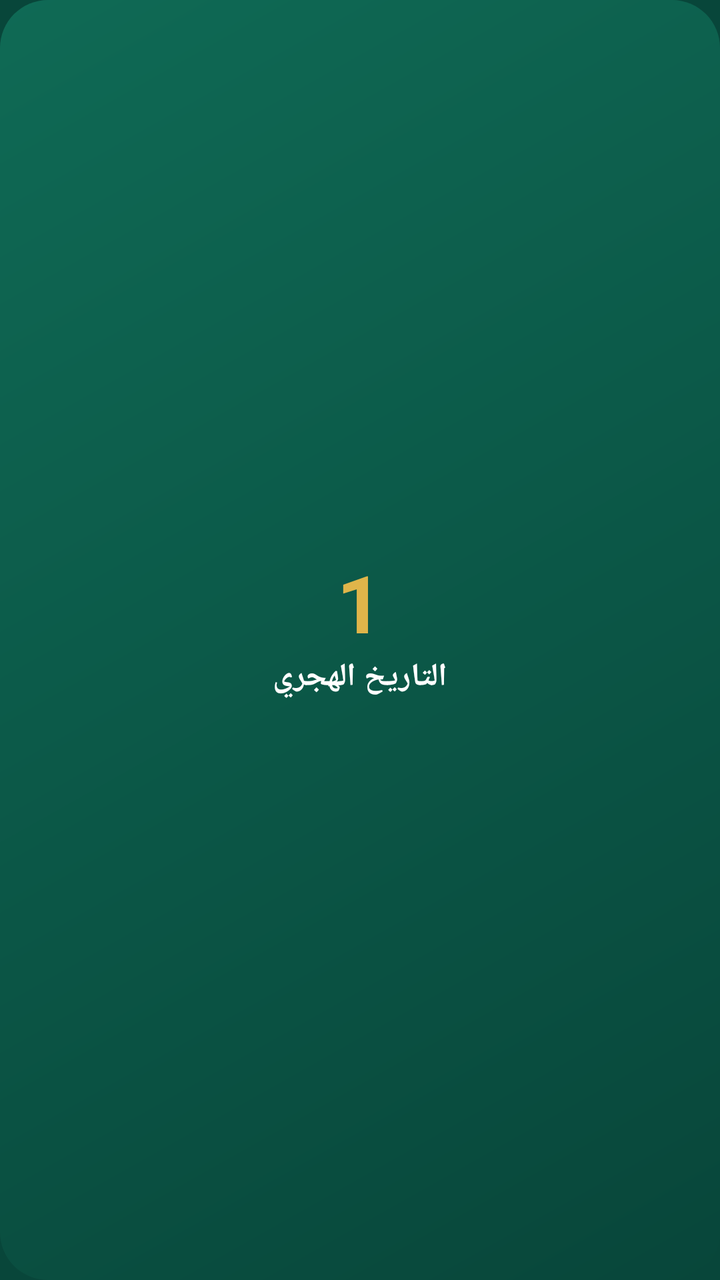
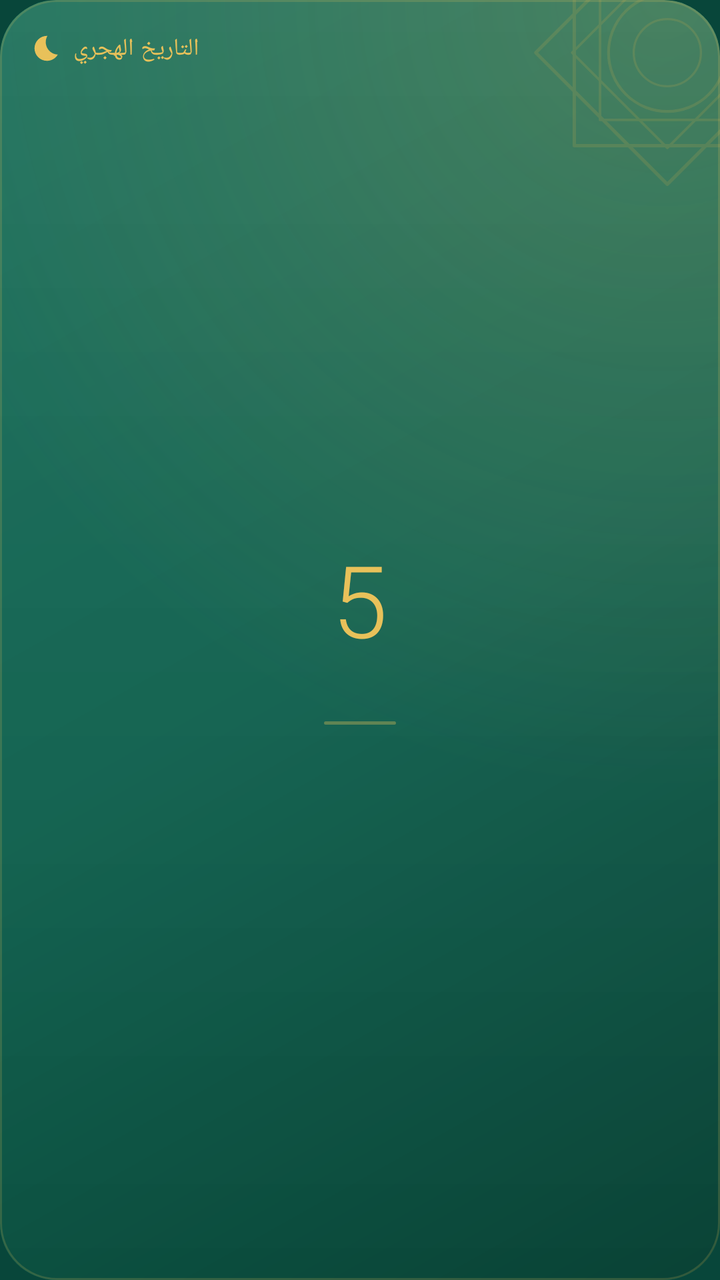

The first picture is an Android layout as it rendered before a commit; the second is the same layout after the commit. The layout source and the unified diff follow.
<!-- AndroidManifest.xml: application theme Theme.Mizan -->
<!-- res/layout/widget_hijri.xml -->
<?xml version="1.0" encoding="utf-8"?>
<LinearLayout xmlns:android="http://schemas.android.com/apk/res/android"
    android:id="@+id/root" android:layout_width="match_parent" android:layout_height="match_parent"
    android:background="@drawable/widget_bg" android:orientation="vertical" android:gravity="center" android:padding="12dp">
    <TextView android:id="@+id/day" android:text="1" android:layout_width="wrap_content" android:layout_height="wrap_content"
        android:textColor="#E0B54A" android:textSize="40sp" android:textStyle="bold" android:maxLines="1" />
    <TextView android:id="@+id/hijri" android:text="@string/widget_hijri" android:layout_width="wrap_content" android:layout_height="wrap_content"
        android:textColor="#FFFFFF" android:textSize="16sp" android:textStyle="bold" android:maxLines="1" />
    <TextView android:id="@+id/greg" android:layout_width="wrap_content" android:layout_height="wrap_content"
        android:textColor="#CCFFFFFF" android:textSize="12sp" android:maxLines="1" />
</LinearLayout>
<!-- resources referenced by this layout -->
<resources>
  <!-- drawable widget_bg (drawable) -->
  <?xml version="1.0" encoding="utf-8"?>
  <shape xmlns:android="http://schemas.android.com/apk/res/android" android:shape="rectangle">
      <gradient android:angle="315" android:startColor="#0F6A55" android:endColor="#08463A" />
      <corners android:radius="24dp" />
  </shape>
  <string name="widget_hijri">التاريخ الهجري</string>
  <color name="brand_green_dark">#08463A</color>
  <!-- unchanged entries left out for length: 1 -->
</resources>

<!-- the commit's change to res/layout/widget_hijri.xml (unified diff, before → after) -->
@@ -1,11 +1,40 @@
 <?xml version="1.0" encoding="utf-8"?>
-<LinearLayout xmlns:android="http://schemas.android.com/apk/res/android"
+<FrameLayout xmlns:android="http://schemas.android.com/apk/res/android"
     android:id="@+id/root" android:layout_width="match_parent" android:layout_height="match_parent"
-    android:background="@drawable/widget_bg" android:orientation="vertical" android:gravity="center" android:padding="12dp">
-    <TextView android:id="@+id/day" android:text="1" android:layout_width="wrap_content" android:layout_height="wrap_content"
-        android:textColor="#E0B54A" android:textSize="40sp" android:textStyle="bold" android:maxLines="1" />
-    <TextView android:id="@+id/hijri" android:text="@string/widget_hijri" android:layout_width="wrap_content" android:layout_height="wrap_content"
-        android:textColor="#FFFFFF" android:textSize="16sp" android:textStyle="bold" android:maxLines="1" />
-    <TextView android:id="@+id/greg" android:layout_width="wrap_content" android:layout_height="wrap_content"
-        android:textColor="#CCFFFFFF" android:textSize="12sp" android:maxLines="1" />
-</LinearLayout>
+    android:background="@drawable/widget_surface" android:clipToOutline="true">
+    
+    <ImageView android:id="@+id/bg" android:layout_width="match_parent" android:layout_height="match_parent"
+        android:src="@drawable/widget_surface" android:scaleType="fitXY" android:importantForAccessibility="no" />
+    <ImageView android:layout_width="match_parent" android:layout_height="match_parent"
+        android:src="@drawable/widget_shade" android:scaleType="fitXY" android:importantForAccessibility="no" />
+    <ImageView android:layout_width="match_parent" android:layout_height="match_parent"
+        android:src="@drawable/widget_sheen" android:scaleType="fitXY" android:importantForAccessibility="no" />
+    <ImageView android:layout_width="140dp" android:layout_height="140dp" android:layout_gravity="top|end"
+        android:layout_marginTop="-44dp" android:layout_marginEnd="-44dp" android:alpha="0.16"
+        android:src="@drawable/widget_ornament" android:importantForAccessibility="no" />
+    <LinearLayout android:layout_width="match_parent" android:layout_height="match_parent"
+        android:orientation="vertical" android:padding="@dimen/w_pad">
+        <LinearLayout android:layout_width="match_parent" android:layout_height="wrap_content"
+            android:orientation="horizontal" android:gravity="center_vertical">
+            <ImageView android:id="@+id/icon" android:layout_width="15dp" android:layout_height="15dp" android:layout_marginEnd="6dp"
+                android:src="@drawable/ic_w_moon" android:tint="@color/w_gold" android:importantForAccessibility="no" />
+            <TextView android:id="@+id/weekday" android:layout_width="0dp" android:layout_height="wrap_content" android:layout_weight="1"
+                android:text="@string/widget_hijri" android:textColor="@color/w_gold" android:textSize="12sp" android:fontFamily="sans-serif-medium"
+                android:letterSpacing="0.02" android:maxLines="1" android:ellipsize="end" android:textAlignment="viewStart" />
+        </LinearLayout>
+
+        <LinearLayout android:layout_width="match_parent" android:layout_height="0dp" android:layout_weight="1"
+            android:orientation="vertical" android:gravity="center">
+            <TextView android:id="@+id/day" android:text="5" android:layout_width="wrap_content" android:layout_height="wrap_content"
+                android:textColor="@color/w_gold" android:textSize="50sp" android:fontFamily="sans-serif-light" android:includeFontPadding="false"
+                android:maxLines="1" />
+            <TextView android:id="@+id/hijri" android:layout_width="match_parent" android:layout_height="wrap_content"
+                android:layout_marginTop="2dp" android:gravity="center" android:textColor="@color/w_text" android:textSize="15sp" android:textStyle="bold"
+                android:maxLines="1" android:ellipsize="end" />
+            <ImageView android:layout_width="36dp" android:layout_height="1.5dp" android:layout_marginVertical="7dp"
+                android:src="@drawable/widget_rule" android:scaleType="fitXY" android:importantForAccessibility="no" />
+            <TextView android:id="@+id/greg" android:layout_width="match_parent" android:layout_height="wrap_content"
+                android:gravity="center" android:textColor="@color/w_text2" android:textSize="11sp" android:maxLines="1" android:ellipsize="end" />
+        </LinearLayout>
+    </LinearLayout>
+</FrameLayout>
<!-- resource entries referenced after the edit -->
@@ -1,12 +1,72 @@
 <!-- resources referenced by this layout -->
 <resources>
-  <!-- drawable widget_bg (drawable) -->
+  <color name="w_gold">#E8C15A</color>
+  <color name="w_text">#FFFFFF</color>
+  <color name="w_text2">#C7FFFFFF</color>
+  <dimen name="w_pad">16dp</dimen>
+  <!-- drawable ic_w_moon (drawable) -->
+  <?xml version="1.0" encoding="utf-8"?>
+  <vector xmlns:android="http://schemas.android.com/apk/res/android"
+      android:width="24dp" android:height="24dp"
+      android:viewportWidth="24" android:viewportHeight="24">
+      <path android:fillColor="#FFFFFFFF" android:pathData="M12.34,2.02C6.59,1.82 2,6.42 2,12c0,5.52 4.48,10 10,10c3.71,0 6.93,-2.02 8.66,-5.02C13.15,16.73 8.57,8.55 12.34,2.02z" />
+  </vector>
+  <!-- drawable widget_ornament (drawable) -->
+  <?xml version="1.0" encoding="utf-8"?>
+  <vector xmlns:android="http://schemas.android.com/apk/res/android"
+      android:width="160dp" android:height="160dp"
+      android:viewportWidth="100" android:viewportHeight="100">
+      <path android:strokeColor="#FFE0B54A" android:strokeWidth="1.2" android:strokeLineJoin="round" android:pathData="M16.77,16.77 L83.23,16.77 L83.23,83.23 L16.77,83.23 Z" />
+      <path android:strokeColor="#FFE0B54A" android:strokeWidth="1.2" android:strokeLineJoin="round" android:pathData="M50,3 L97,50 L50,97 L3,50 Z" />
+      <path android:strokeColor="#FFE0B54A" android:strokeWidth="0.9" android:strokeLineJoin="round" android:pathData="M25.96,25.96 L74.04,25.96 L74.04,74.04 L25.96,74.04 Z" />
+      <path android:strokeColor="#FFE0B54A" android:strokeWidth="0.9" android:strokeLineJoin="round" android:pathData="M50,16 L84,50 L50,84 L16,50 Z" />
+      <path android:strokeColor="#FFE0B54A" android:strokeWidth="1.0" android:strokeLineJoin="round" android:pathData="M29,50 a21,21 0 1,0 42,0 a21,21 0 1,0 -42,0" />
+      <path android:strokeColor="#FFE0B54A" android:strokeWidth="0.8" android:strokeLineJoin="round" android:pathData="M38,50 a12,12 0 1,0 24,0 a12,12 0 1,0 -24,0" />
+  </vector>
+  <!-- drawable widget_rule (drawable) -->
   <?xml version="1.0" encoding="utf-8"?>
   <shape xmlns:android="http://schemas.android.com/apk/res/android" android:shape="rectangle">
-      <gradient android:angle="315" android:startColor="#0F6A55" android:endColor="#08463A" />
-      <corners android:radius="24dp" />
+      <solid android:color="#59E8C15A" />
+      <corners android:radius="1dp" />
+  </shape>
+  <!-- drawable widget_shade (drawable) -->
+  <?xml version="1.0" encoding="utf-8"?>
+  <shape xmlns:android="http://schemas.android.com/apk/res/android" android:shape="rectangle">
+      <gradient android:angle="315" android:startColor="#00000000" android:centerColor="#1A000000" android:endColor="#61000000" />
+      <corners android:radius="@dimen/w_radius" />
+  </shape>
+  <!-- drawable widget_sheen (drawable) -->
+  <?xml version="1.0" encoding="utf-8"?>
+  <layer-list xmlns:android="http://schemas.android.com/apk/res/android">
+      <item>
+          <shape android:shape="rectangle">
+              <gradient android:type="radial" android:centerX="0.92" android:centerY="0.0" android:gradientRadius="110%"
+                  android:startColor="#30E8C15A" android:endColor="#00E8C15A" />
+              <corners android:radius="@dimen/w_radius" />
+          </shape>
+      </item>
+      <item>
+          <shape android:shape="rectangle">
+              <gradient android:angle="270" android:startColor="#14FFFFFF" android:endColor="#00FFFFFF" />
+              <corners android:radius="@dimen/w_radius" />
+          </shape>
+      </item>
+      <item>
+          <shape android:shape="rectangle">
+              <stroke android:width="1dp" android:color="#2EE8C15A" />
+              <corners android:radius="@dimen/w_radius" />
+          </shape>
+      </item>
+  </layer-list>
+  <!-- drawable widget_surface (drawable) -->
+  <?xml version="1.0" encoding="utf-8"?>
+  <shape xmlns:android="http://schemas.android.com/apk/res/android" android:shape="rectangle">
+      <solid android:color="@color/w_base" />
+      <corners android:radius="@dimen/w_radius" />
   </shape>
   <string name="widget_hijri">التاريخ الهجري</string>
+  <dimen name="w_radius">24dp</dimen>
+  <color name="w_base">#0F6A55</color>
   <color name="brand_green_dark">#08463A</color>
   <!-- unchanged entries left out for length: 1 -->
 </resources>
